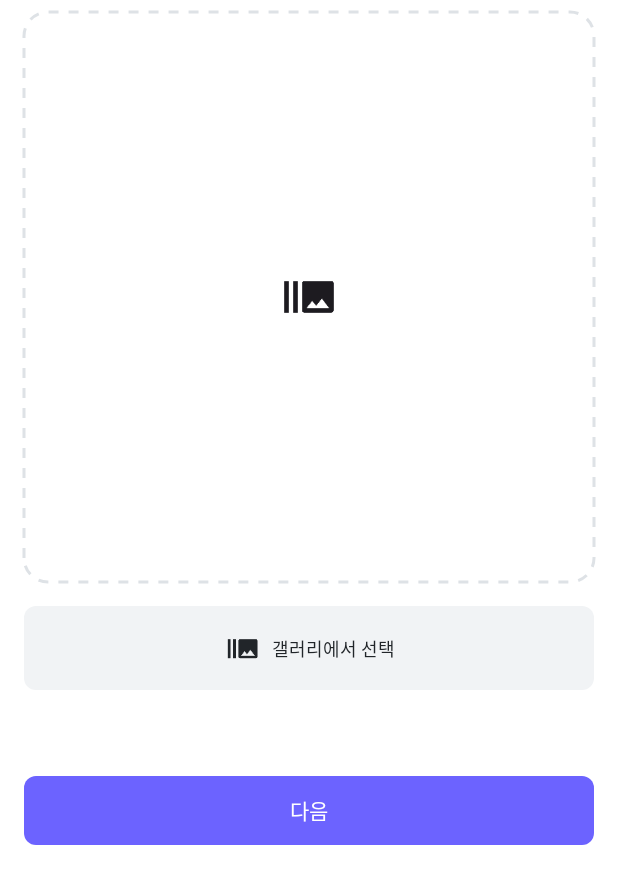
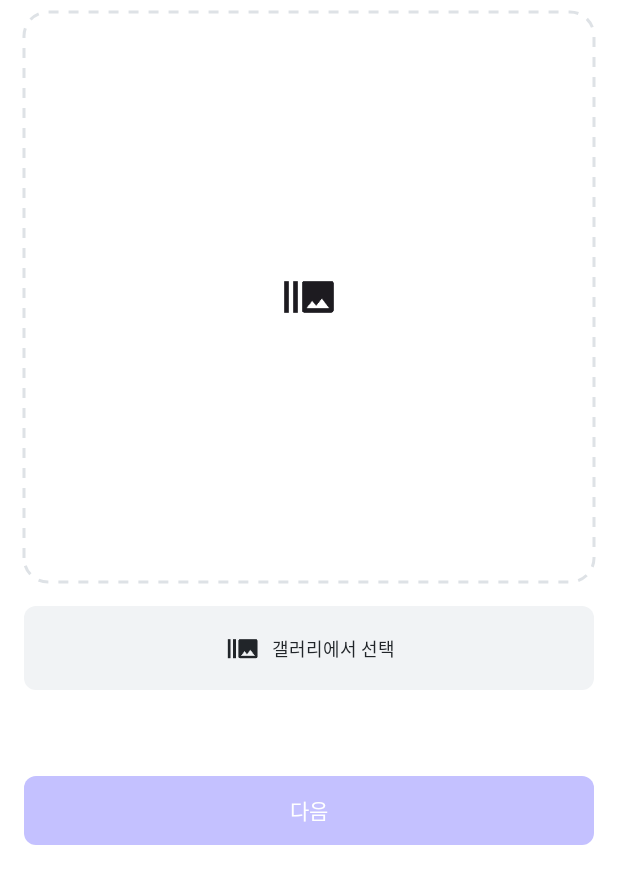
Before and after one commit to c004245/pet-grow-daily, an Android app built with Jetpack Compose: the composable PhotoSelectionScreen shown on its own in the app's theme, after a tap on "다음", on a phone screen of 412 x 824 dp. Shown: the top 884 px of the screen. Run offline under Robolectric (Android 15) with nearby library versions, the phone set to English and light mode, and no system bars; our stand-ins replace Dagger/Hilt's generated code, accompanist; Roboto replaces fonts that are not available here; 1 statement that could not run was skipped.

Commit message:
chore: photo enable button controller

```diff
--- a/app/src/main/java/com/example/pet_grow_daily/core/designsystem/theme/Color.kt
+++ b/app/src/main/java/com/example/pet_grow_daily/core/designsystem/theme/Color.kt
@@ -4,6 +4,7 @@ import androidx.compose.ui.graphics.Color
 
 val Gray900 = Color(0xFF111111)
 val purple6C = Color(0xFF6C63FF)
+val purpleC4 = Color(0xFFC4C1FF)
 val grayDE = Color(0xFFDEE2E6)
 val gray86 = Color(0xFF868E96)
 val black21 = Color(0xFF212529)
--- a/app/src/main/java/com/example/pet_grow_daily/feature/add/PhotoSelectionScreen.kt
+++ b/app/src/main/java/com/example/pet_grow_daily/feature/add/PhotoSelectionScreen.kt
@@ -37,6 +37,7 @@ import androidx.compose.ui.Alignment
 import androidx.compose.ui.Modifier
 import androidx.compose.ui.draw.clip
 import androidx.compose.ui.graphics.Color
+import androidx.compose.ui.layout.ContentScale
 import androidx.compose.ui.platform.LocalContext
 import androidx.compose.ui.res.painterResource
 import androidx.compose.ui.res.stringResource
@@ -50,6 +51,7 @@ import com.example.pet_grow_daily.core.designsystem.theme.black21
 import com.example.pet_grow_daily.core.designsystem.theme.gray86
 import com.example.pet_grow_daily.core.designsystem.theme.grayf1
 import com.example.pet_grow_daily.core.designsystem.theme.purple6C
+import com.example.pet_grow_daily.core.designsystem.theme.purpleC4
 import com.example.pet_grow_daily.feature.home.EmptyTodayGrowRecordWidget
 import com.example.pet_grow_daily.ui.theme.PetgrowTheme
 import java.io.File
@@ -57,13 +59,11 @@ import java.io.File
 
 @Composable
 fun PhotoSelectionScreen(onPhotoSelected: () -> Unit) {
-
     var selectedImageUri by remember { mutableStateOf<String?>(null) }
 
-    val galleryLauncher  =
+    val galleryLauncher =
         rememberLauncherForActivityResult(ActivityResultContracts.GetContent()) { uri ->
             selectedImageUri = uri?.toString() // Save the selected gallery image URI
-
         }
 
     Box(
@@ -76,14 +76,20 @@ fun PhotoSelectionScreen(onPhotoSelected: () -> Unit) {
             modifier = Modifier.fillMaxWidth()
         ) {
             if (selectedImageUri != null) {
-                AsyncImage(
-                    model = selectedImageUri,
-                    contentDescription = "Selected Image",
+                Box(
                     modifier = Modifier
                         .fillMaxWidth()
                         .aspectRatio(1f)
                         .clip(RoundedCornerShape(8.dp))
-                )
+                        .background(Color.White) // Optional: 동일한 배경색 설정
+                ) {
+                    AsyncImage(
+                        model = selectedImageUri,
+                        contentDescription = "Selected Image",
+                        modifier = Modifier.fillMaxSize(), // Box의 크기를 채움
+                        contentScale = ContentScale.Crop // 이미지를 강제로 잘라서 크기 맞춤
+                    )
+                }
             } else {
                 EmptyTodayGrowRecordWidget(
                     isFullHeight = false,
@@ -111,14 +117,21 @@ fun PhotoSelectionScreen(onPhotoSelected: () -> Unit) {
             Spacer(modifier = Modifier.height(16.dp))
         }
         Button(
-            onClick = { onPhotoSelected() },
+            onClick = {
+                if (selectedImageUri != null) onPhotoSelected() },
             modifier = Modifier
                 .align(Alignment.BottomCenter)
                 .fillMaxWidth(),
             shape = RoundedCornerShape(8.dp),
-            colors = ButtonDefaults.buttonColors(
-                containerColor = purple6C
-            )
+            colors = if (selectedImageUri != null) {
+                ButtonDefaults.buttonColors(
+                    containerColor = purple6C
+                )
+            } else {
+                ButtonDefaults.buttonColors(
+                    containerColor = purpleC4
+                )
+            }
         ) {
             Text(
                 text = stringResource(id = R.string.text_next),
@@ -127,7 +140,7 @@ fun PhotoSelectionScreen(onPhotoSelected: () -> Unit) {
                 fontSize = 14.sp
             )
         }
-        }
+    }
 
 }
 
```
